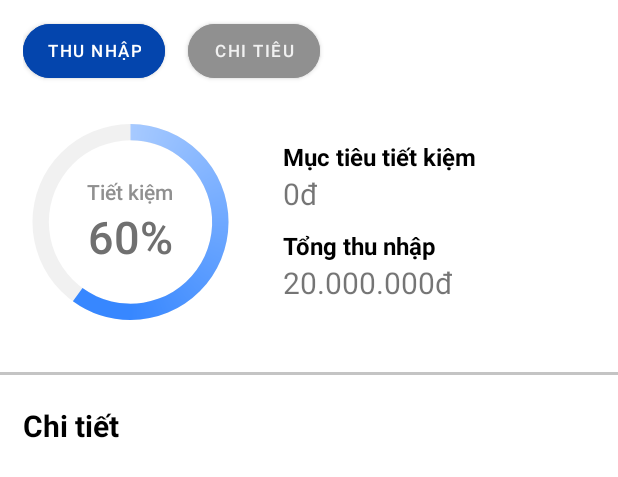
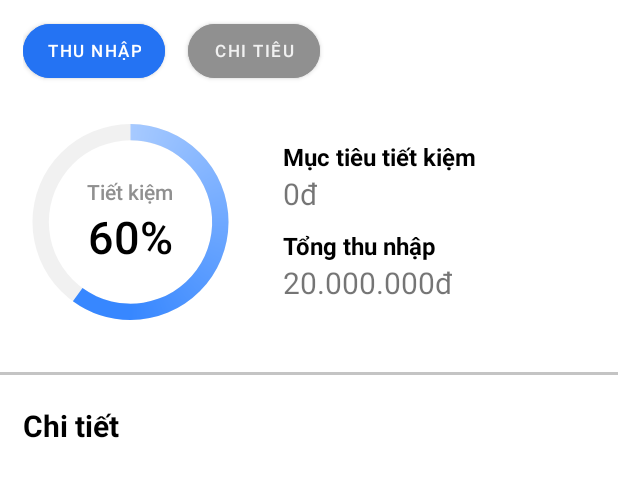
Before and after one commit to cngthnh/YellAppPro, an Android app: the layout fragment_budget_statistic.xml on its own in the app's theme, with its tools: preview values and no code run, on a phone screen of 412 x 824 dp. Shown: the top 477 px of the screen. Run offline under Robolectric (Android 15) with nearby library versions, the phone set to English and light mode, and no system bars.

Commit message:
Begin a new year coding
Fixed colors
Added global var to track connectivity
Auto clear database on sign out

```diff
--- a/app/src/main/java/com/triplet/yellapp/StatisticBudgetFragment.java
+++ b/app/src/main/java/com/triplet/yellapp/StatisticBudgetFragment.java
@@ -203,7 +203,7 @@ public class StatisticBudgetFragment extends Fragment {
             public void onClick(View view) {
                 binding.incomeLayout.setVisibility(View.VISIBLE);
                 binding.outcomeLayout.setVisibility(View.GONE);
-                binding.incomeBtnStatistic.setBackgroundColor(Color.rgb(4, 69,173));
+                binding.incomeBtnStatistic.setBackgroundColor(getResources().getColor(R.color.blue));
                 binding.incomeBtnStatistic.setTextColor(Color.rgb(255, 255, 255));
 
                 binding.outcomeBtnStatistic.setBackgroundColor(Color.rgb(144, 144, 144));
--- a/app/src/main/java/com/triplet/yellapp/utils/Client.java
+++ b/app/src/main/java/com/triplet/yellapp/utils/Client.java
@@ -14,7 +14,7 @@ import retrofit2.Retrofit;
 import retrofit2.converter.moshi.MoshiConverterFactory;
 
 public class Client {
-    private final static String API_URL = "https://yell-backend-dev.herokuapp.com/api/";
+    private final static String API_URL = "https://yell-backend.herokuapp.com/api/";
     private final static OkHttpClient client = buildClient();
     private final static Retrofit retrofit = buildRetrofit(client);
 
--- a/app/src/main/res/layout/activity_main.xml
+++ b/app/src/main/res/layout/activity_main.xml
@@ -5,6 +5,7 @@
     android:layout_width="match_parent"
     android:layout_height="match_parent"
     android:orientation="vertical"
+    android:id="@+id/mainActivity"
     tools:context=".MainActivity">
 
     <FrameLayout
--- a/app/src/main/res/layout/fragment_budget_statistic.xml
+++ b/app/src/main/res/layout/fragment_budget_statistic.xml
@@ -65,7 +65,6 @@
                         <FrameLayout
                             android:layout_width="0dp"
                             android:layout_height="160dp"
-                            android:background="@color/white"
                             android:layout_weight="3"
                             android:layout_marginStart="5dp"
                             >
@@ -104,7 +103,7 @@
                                     android:gravity="center"
                                     android:text="60%"
                                     android:fontFamily="@font/roboto_medium"
-                                    android:textColor="@color/background_dark_card"
+                                    android:textColor="?colorOnSecondary"
                                     android:textSize="30sp" />
                             </LinearLayout>
 
@@ -127,7 +126,7 @@
                                 android:layout_width="wrap_content"
                                 android:layout_height="wrap_content"
                                 android:text="Mục tiêu tiết kiệm"
-                                android:textColor="@color/black"
+                                android:textColor="?colorOnSecondary"
                                 android:fontFamily="@font/roboto_bold"
                                 android:textSize="16sp"/>
 
@@ -144,7 +143,7 @@
                                 android:layout_width="wrap_content"
                                 android:layout_height="wrap_content"
                                 android:text="Tổng thu nhập"
-                                android:textColor="@color/black"
+                                android:textColor="?colorOnSecondary"
                                 android:fontFamily="@font/roboto_bold"
                                 android:textSize="16sp"
                                 android:layout_marginTop="10dp"/>
@@ -177,7 +176,7 @@
                         android:text="Chi tiết"
                         android:fontFamily="@font/roboto_bold"
                         android:textSize="20sp"
-                        android:textColor="@color/black"
+                        android:textColor="?colorOnSecondary"
                         android:paddingHorizontal="15dp"/>
 
                     <androidx.recyclerview.widget.RecyclerView
@@ -207,7 +206,6 @@
                         <FrameLayout
                             android:layout_width="0dp"
                             android:layout_height="160dp"
-                            android:background="@color/white"
                             android:layout_weight="3"
                             >
 
@@ -244,7 +242,7 @@
                                     android:gravity="center"
                                     android:text="60%"
                                     android:fontFamily="@font/roboto_medium"
-                                    android:textColor="@color/background_dark_card"
+                                    android:textColor="?colorOnSecondary"
                                     android:textSize="30sp" />
                             </LinearLayout>
 
@@ -266,7 +264,7 @@
                                 android:layout_width="wrap_content"
                                 android:layout_height="wrap_content"
                                 android:text="Tổng ngân sách"
-                                android:textColor="@color/black"
+                                android:textColor="?colorOnSecondary"
                                 android:fontFamily="@font/roboto_bold"
                                 android:textSize="16sp"/>
 
@@ -283,7 +281,7 @@
                                 android:layout_width="wrap_content"
                                 android:layout_height="wrap_content"
                                 android:text="Tổng chi tiêu"
-                                android:textColor="@color/black"
+                                android:textColor="?colorOnSecondary"
                                 android:fontFamily="@font/roboto_bold"
                                 android:textSize="16sp"
                                 android:layout_marginTop="10dp"/>
@@ -315,7 +313,7 @@
                         android:text="Chi tiết"
                         android:fontFamily="@font/roboto_bold"
                         android:textSize="20sp"
-                        android:textColor="@color/black"
+                        android:textColor="?colorOnSecondary"
                         android:paddingHorizontal="15dp"/>
 
                     <androidx.recyclerview.widget.RecyclerView
--- a/app/src/main/res/layout/item_transaction_statistic.xml
+++ b/app/src/main/res/layout/item_transaction_statistic.xml
@@ -41,7 +41,7 @@
                     android:layout_height="wrap_content"
                     android:text="Du lịch"
                     android:fontFamily="@font/roboto_bold"
-                    android:textColor="@color/black"
+                    android:textColor="?colorOnSecondary"
                     android:paddingStart="20dp"
                     android:textSize="18dp"/>
                 <androidx.appcompat.widget.AppCompatTextView
@@ -50,7 +50,7 @@
                     android:layout_height="wrap_content"
                     android:text="400.000vnđ"
                     android:fontFamily="@font/roboto_regular"
-                    android:textColor="@color/black"
+                    android:textColor="?colorOnSecondary"
                     android:paddingStart="20dp"
                     android:textSize="18dp"/>
 
@@ -91,7 +91,7 @@
                     android:gravity="center"
                     android:text="60%"
                     android:fontFamily="@font/roboto_medium"
-                    android:textColor="@color/background_dark_card"
+                    android:textColor="?iconTint"
                     android:textSize="13sp" />
             </FrameLayout>
 
--- a/app/src/main/res/values/colors.xml
+++ b/app/src/main/res/values/colors.xml
@@ -28,7 +28,7 @@
     <color name="title_dark">#DFDFDF</color>
     <color name="red">#FF6B5D</color>
     <color name="yellow">#FFD34B</color>
-    <color name="blue">#0445AD</color>
+    <color name="blue">#2473F3</color>
     <color name="card_background">#F6F6F6</color>
     <color name="card_background_dark">#202020</color>
 
```
Also changed, not shown: app/src/main/AndroidManifest.xml (+17 -10 lines), app/src/main/java/com/triplet/yellapp/HistoryBudgetFragment.java (+9 -8 lines), app/src/main/java/com/triplet/yellapp/LoginActivity.java (+10 -0 lines), app/src/main/java/com/triplet/yellapp/MainActivity.java (+19 -0 lines), app/src/main/java/com/triplet/yellapp/NetworkChangeReceiver.java (added, +40 -0 lines), app/src/main/java/com/triplet/yellapp/adapters/TransactionStatisticAdapter.java (+4 -4 lines), app/src/main/java/com/triplet/yellapp/utils/GlobalStatus.java (+17 -10 lines), 1 other file.
